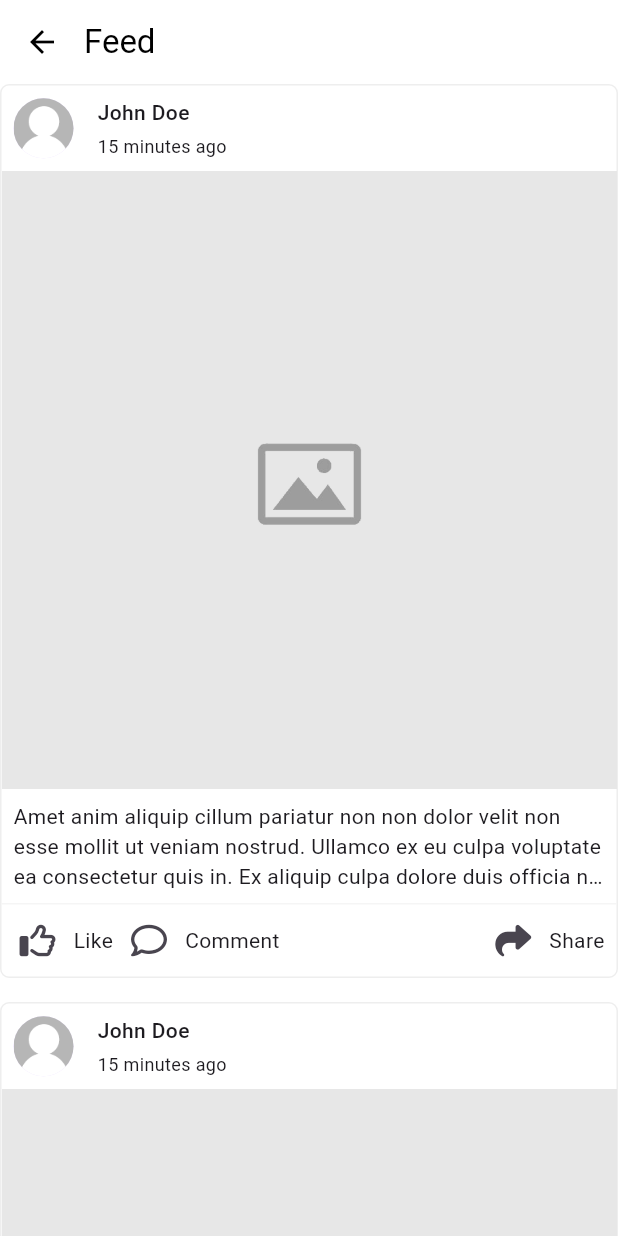
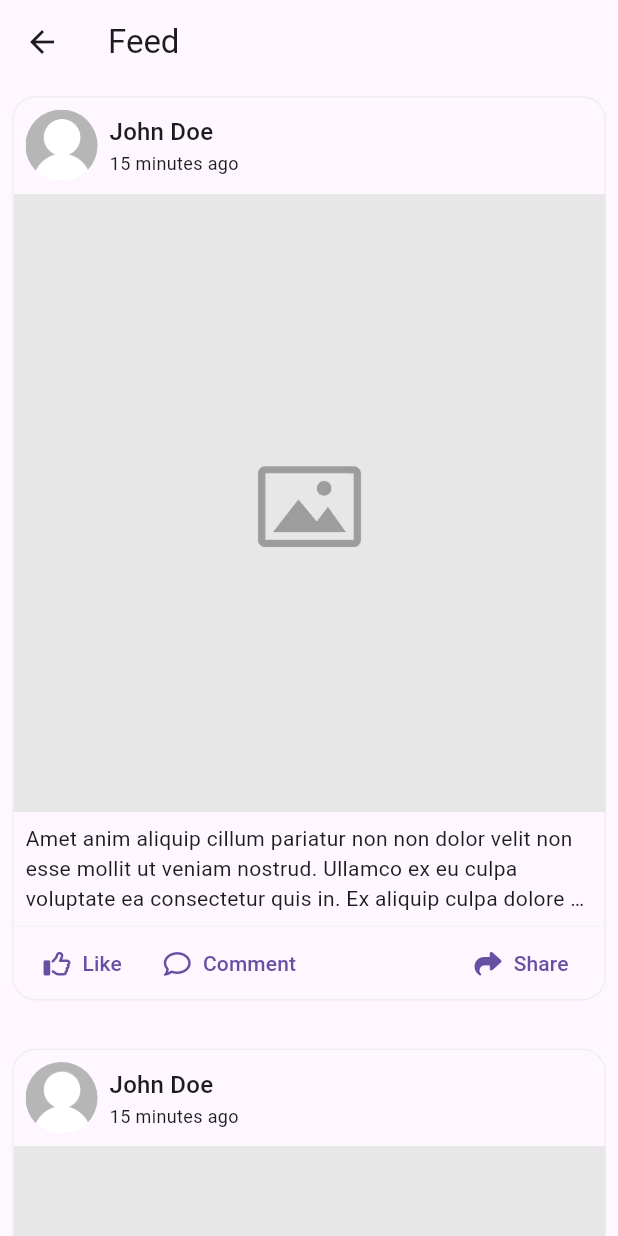
Before and after one commit to anoochit/uikits, a Flutter app: the FeedScreen03 screen opened directly, on a phone screen of 412 x 824 dp. Run offline on Flutter 3.47's test engine with Material 2 defaults, Android fonts, the phone set to English and light mode, and no system bars; drawn by our look-alikes of dynamic_color; our stand-ins replace carousel_slider, font_awesome_flutter, get, percent_indicator, photo_view, responsive_builder and 3 more; missing offline and left inert: awesome_card, ms_undraw, multi_split_view.

Commit message:
update profile and feed

```diff
--- a/lib/pages/06_feed/feedscreen03.dart
+++ b/lib/pages/06_feed/feedscreen03.dart
@@ -1,5 +1,4 @@
 import 'package:flutter/material.dart';
-import 'package:flutter/services.dart';
 import 'package:font_awesome_flutter/font_awesome_flutter.dart';
 import 'package:timeago/timeago.dart' as timeago;
 
@@ -13,21 +12,9 @@ class FeedScreen03 extends StatefulWidget {
 class _FeedScreen03State extends State<FeedScreen03> {
   @override
   Widget build(BuildContext context) {
-    return AnnotatedRegion<SystemUiOverlayStyle>(
-      value: SystemUiOverlayStyle(
-        statusBarColor: Colors.transparent, // transparent status bar
-        systemNavigationBarColor: Colors.black, // navigation bar color
-        statusBarIconBrightness: Brightness.dark, // status bar icons' color
-        systemNavigationBarIconBrightness: Brightness.dark, //navigation bar icons' color
-      ),
-      child: Scaffold(
-        backgroundColor: Colors.white,
+    return Scaffold(
       appBar: AppBar(
-          title: Text("Feed", style: TextStyle(color: Colors.black)),
-          titleSpacing: 0,
-          backgroundColor: Colors.white,
-          iconTheme: IconThemeData(color: Colors.black),
-          elevation: 0,
+        title: Text("Feed"),
       ),
       body: LayoutBuilder(
         builder: (context, constraints) => Center(
@@ -39,7 +26,9 @@ class _FeedScreen03State extends State<FeedScreen03> {
                   context: context,
                   removeTop: true,
                   child: Container(
-                      width: (constraints.maxWidth > 412) ? (constraints.maxWidth * 0.5) : constraints.maxWidth,
+                    width: (constraints.maxWidth > 412)
+                        ? (constraints.maxWidth * 0.5)
+                        : constraints.maxWidth,
                     child: ListView.builder(
                       shrinkWrap: true,
                       itemCount: 10,
@@ -51,7 +40,6 @@ class _FeedScreen03State extends State<FeedScreen03> {
                 ),
               ),
             ],
-            ),
           ),
         ),
       ),
@@ -71,10 +59,12 @@ class PostItem extends StatelessWidget {
     return LayoutBuilder(
       builder: (context, constraints) => Padding(
         padding: const EdgeInsets.only(bottom: 16.0),
+        child: Padding(
+          padding: const EdgeInsets.all(8.0),
           child: Container(
             decoration: BoxDecoration(
               border: Border.all(color: Colors.grey.shade200),
-            borderRadius: BorderRadius.circular(6),
+              borderRadius: BorderRadius.circular(16.0),
             ),
             child: Column(
               children: [
@@ -84,23 +74,25 @@ class PostItem extends StatelessWidget {
                     children: [
                       // replace avatar image here
                       CircleAvatar(
-                      radius: 20,
+                        radius: 24,
                         backgroundImage: AssetImage('assets/images/avatar.png'),
                       ),
                       Column(
                         crossAxisAlignment: CrossAxisAlignment.start,
                         children: [
-                        Container(
-                          padding: EdgeInsets.only(left: 16.0, bottom: 2.0),
-                          // replace display name here
+                          Padding(
+                            padding:
+                                const EdgeInsets.symmetric(horizontal: 8.0),
                             child: Text(
                               "John Doe",
-                            style: TextStyle(fontWeight: FontWeight.w500),
+                              style: Theme.of(context).textTheme.titleMedium,
                             ),
                           ),
                           Padding(
-                          padding: const EdgeInsets.only(left: 16.0, top: 2.0),
-                          child: Text(timeago.format(fifteenAgo), style: TextStyle(fontSize: 12.0)),
+                            padding:
+                                const EdgeInsets.symmetric(horizontal: 8.0),
+                            child: Text(timeago.format(fifteenAgo),
+                                style: TextStyle(fontSize: 12.0)),
                           )
                         ],
                       ),
@@ -129,49 +121,39 @@ class PostItem extends StatelessWidget {
                   thickness: 1,
                   height: 1,
                 ),
-              Row(
+                Padding(
+                  padding: const EdgeInsets.symmetric(
+                    horizontal: 8.0,
+                  ),
+                  child: Row(
                     children: [
-                  Flex(
-                    direction: Axis.horizontal,
-                    children: [
-                      IconButton(
+                      TextButton.icon(
                         icon: Icon(FontAwesomeIcons.thumbsUp),
                         onPressed: () {
                           // place link function here
                         },
+                        label: Text("Like"),
                       ),
-                      Text("Like")
-                    ],
-                  ),
-                  Flex(
-                    direction: Axis.horizontal,
-                    children: [
-                      IconButton(
+                      TextButton.icon(
                         icon: Icon(FontAwesomeIcons.comment),
                         onPressed: () {
                           // place comment function here
                         },
-                      ),
-                      Text("Comment")
-                    ],
+                        label: Text("Comment"),
                       ),
                       Spacer(),
-                  Flex(
-                    direction: Axis.horizontal,
-                    children: [
-                      IconButton(
+                      TextButton.icon(
                         icon: Icon(FontAwesomeIcons.share),
                         onPressed: () {
                           // place comment function here
                         },
+                        label: Text("Share"),
                       ),
-                      Text("Share")
                     ],
                   ),
-                  SizedBox(width: 8.0)
-                ],
                 )
               ],
+            ),
           ),
         ),
       ),
```
Also changed, not shown: lib/pages/05_profile/profilescreen01.dart (+0 -10 lines), lib/pages/05_profile/profilescreen04.dart (+7 -24 lines), lib/pages/05_profile/profilescreen05.dart (+0 -10 lines), lib/pages/06_feed/feedscreen01.dart (+34 -45 lines), lib/pages/06_feed/feedscreen02.dart (+14 -23 lines), lib/pages/06_feed/feedscreen04.dart (+7 -17 lines), lib/pages/06_feed/feedscreen05.dart (+2 -17 lines). Lines whose indentation alone changed are shown as unchanged.
